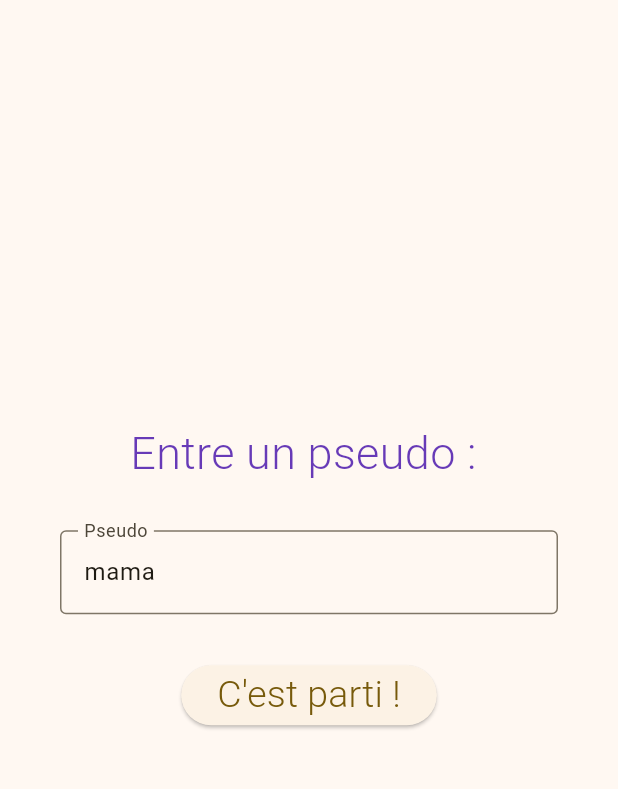
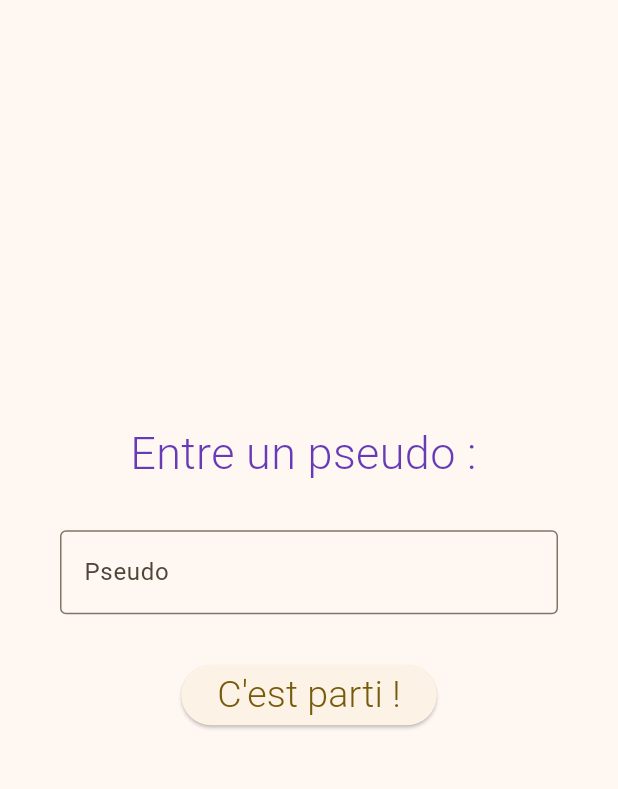
Before and after one commit to Dylano2/quizzons, a Flutter app: the SetProfilePage screen opened directly, on a phone screen of 412 x 824 dp, the part 84-873 px from its top. Run offline on Flutter 3.47's test engine with Material 3 defaults, Android fonts, the phone set to English and light mode, and no system bars; our stand-ins replace shared_preferences; accounts and stored records are empty.

Commit message:
retrait valeur par défaut

```diff
--- a/lib/views/pages/set_profile_page.dart
+++ b/lib/views/pages/set_profile_page.dart
@@ -12,7 +12,7 @@ class SetProfilePage extends StatefulWidget {
 }
 
 class _SetProfilePageState extends State<SetProfilePage> {
-  TextEditingController controller = TextEditingController(text: "mama");
+  TextEditingController controller = TextEditingController();
   String? error;
 
   @override
```
